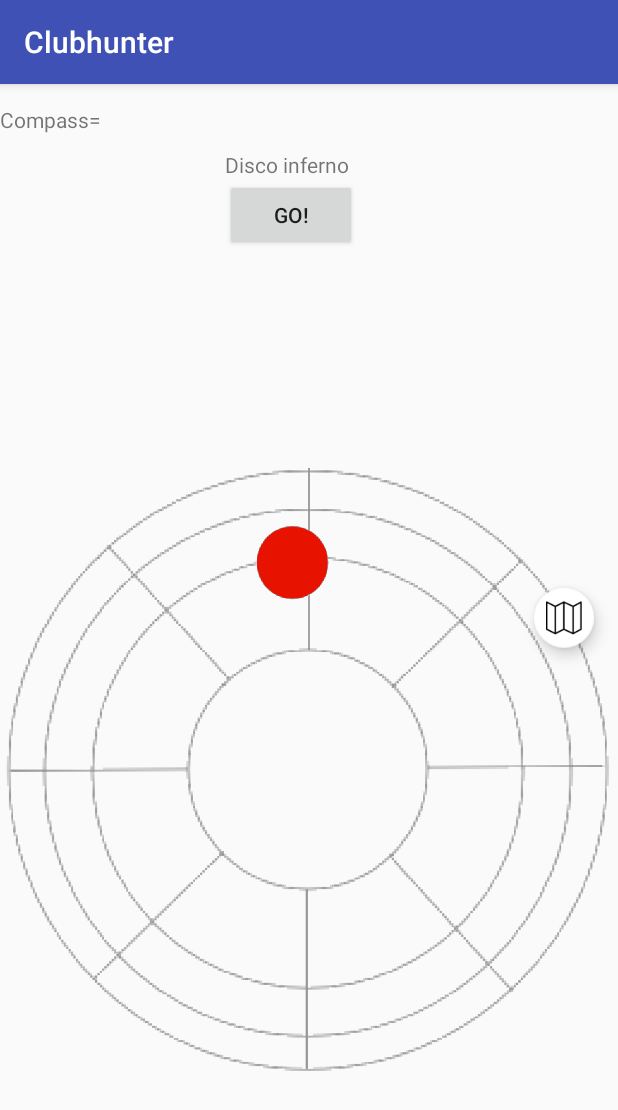
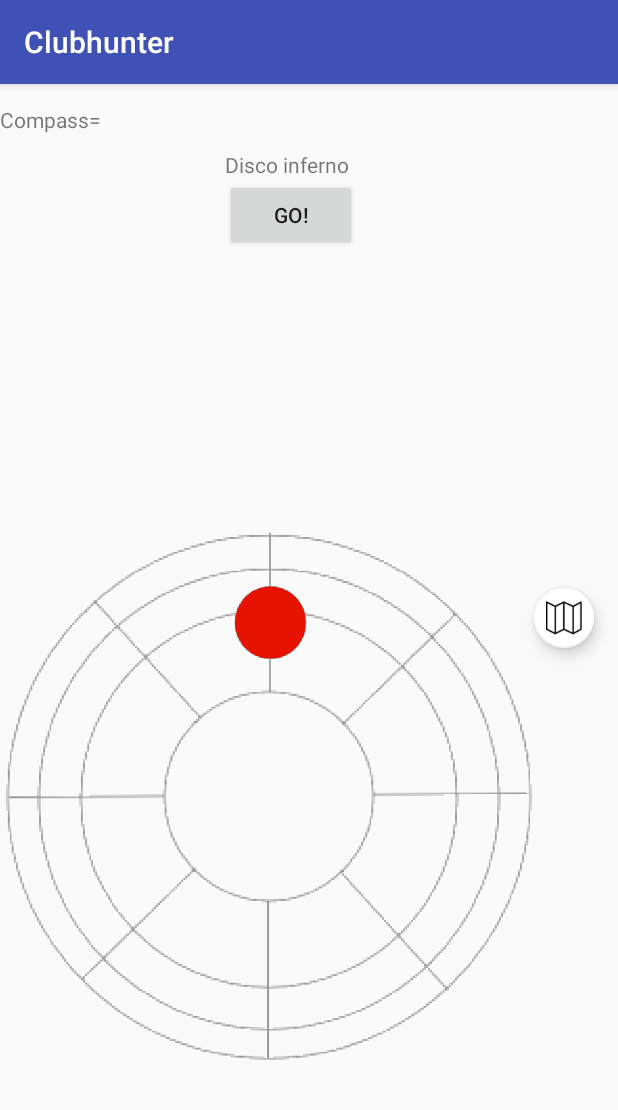
Before and after one commit to juntoalmar/ClubHunting, an Android app: the RadarActivity screen opened directly, with no data from a screen before it, on a phone screen of 412 x 824 dp. Shown: the top 1110 px of the screen. Run offline under Robolectric (Android 15) with nearby library versions, the phone set to English and light mode, and no system bars.

Commit message:
Radar position updated

```diff
--- a/app/src/main/java/se/kth/mobdev/clubhunting/RadarActivity.java
+++ b/app/src/main/java/se/kth/mobdev/clubhunting/RadarActivity.java
@@ -14,6 +14,7 @@ import android.support.v7.widget.Toolbar;
 import android.view.View;
 import android.view.animation.Animation;
 import android.view.animation.RotateAnimation;
+import android.widget.Button;
 import android.widget.LinearLayout;
 import android.widget.RelativeLayout;
 import android.widget.TextView;
@@ -30,6 +31,7 @@ public class RadarActivity extends AppCompatActivity implements SensorEventListe
     //private SensorManager mSensorManager;
     //private Sensor mCompass;
 
+    private Button btnGo;
     private TextView tvCompass;
     private RelativeLayout layoutRadar;
     private LinearLayout layoutDetails;
@@ -55,10 +57,19 @@ public class RadarActivity extends AppCompatActivity implements SensorEventListe
         setSupportActionBar(toolbar);
 
 
-
+        btnGo = (Button) findViewById(R.id.btnGo);
         tvCompass = (TextView) findViewById(R.id.tvCompass);
         layoutRadar = (RelativeLayout) findViewById(R.id.layoutRadar);
         layoutDetails = (LinearLayout) findViewById(R.id.layoutDetails);
+
+
+        btnGo.setOnClickListener(new View.OnClickListener() {
+            @Override
+            public void onClick(View v) {
+                goClick(v);
+            }
+        });
+
 
         //ORIGINAL
 //        //Sensors
@@ -165,6 +176,9 @@ public class RadarActivity extends AppCompatActivity implements SensorEventListe
             //Sound
             float distance = Math.abs(azimuthInRadians);
 
+
+            //TODO find closest club
+            //TODO calculate sound volume based on the club and orientation
             if(distance<1)
             {
 
@@ -213,9 +227,30 @@ public class RadarActivity extends AppCompatActivity implements SensorEventListe
         //ORIGINAL
         //mSensorManager.unregisterListener(this);
 
+        //TODO silent the proper object
+        if(clubs[1].mp.isPlaying())
+            clubs[1].mp.pause();
+
         //COMPASS
         mSensorManager.unregisterListener(this, mAccelerometer);
         mSensorManager.unregisterListener(this, mMagnetometer);
     }
 
+
+    public void goClick(View v) {
+
+
+
+        //Move to detail
+        Intent i = new Intent(this, DetailsActivity.class);
+        //Intent i = new Intent(this, compass.class);
+
+        //TODO: move to the selected club
+        int clubSelected = 1;
+        i.putExtra("club_selected", clubSelected);
+        startActivity(i);
+
+
+    }
+
 }
--- a/app/src/main/res/layout/activity_radar.xml
+++ b/app/src/main/res/layout/activity_radar.xml
@@ -68,9 +68,9 @@
 
     <RelativeLayout
         android:id="@+id/layoutRadar"
-        android:layout_width="match_parent"
-        android:layout_height="wrap_content"
-        android:layout_marginTop="200dp"
+        android:layout_width="360dp"
+        android:layout_height="360dp"
+        android:layout_marginTop="350dp"
         android:orientation="vertical">
 
         <ImageView
@@ -83,8 +83,8 @@
             android:id="@+id/bubble1"
             android:layout_width="50dp"
             android:layout_height="50dp"
-            android:layout_marginLeft="170dp"
-            android:layout_marginTop="150dp"
+            android:layout_marginLeft="155dp"
+            android:layout_marginTop="40dp"
             app:srcCompat="@drawable/bubble_red" />
 
 
```
